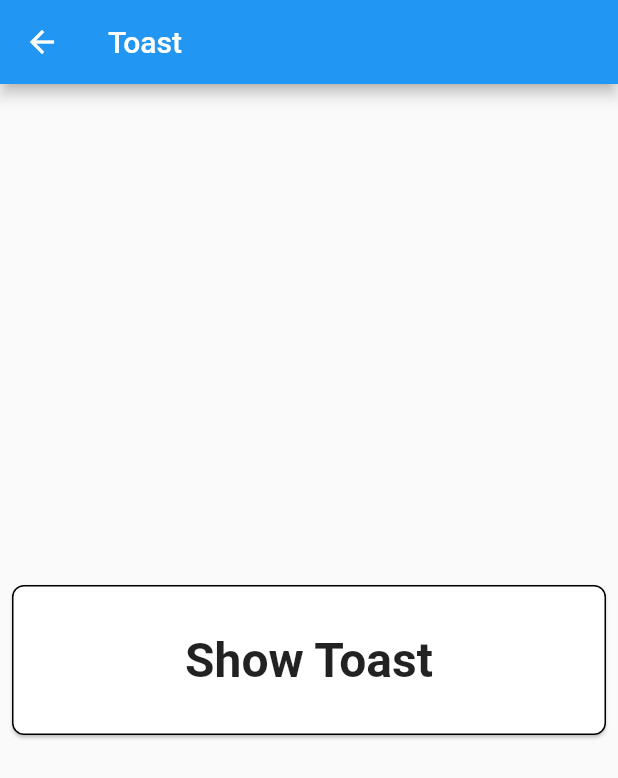
After one commit to Gogo-jiii/Flutter-All-In-One, a Flutter app: the ToastScreen screen opened directly, on a phone screen of 412 x 824 dp. The commit adds this screen. Shown: the top 778 px of the screen. Run offline on Flutter 3.47's test engine with Material 2 defaults, Android fonts, the phone set to English and light mode, and no system bars; our stand-ins replace fluttertoast.

Commit message:
toast, common widgets

```diff
--- /dev/null
+++ b/lib/modules/common_widgets/common_widgets.dart
@@ -0,0 +1,63 @@
+import 'package:flutter/material.dart';
+
+Widget getListItem(BuildContext context, List<String> data, int index) {
+  return Card(
+    margin: const EdgeInsets.all(8),
+    elevation: 1,
+    shape: RoundedRectangleBorder(
+      side: BorderSide(
+          color: Theme.of(context).colorScheme.onSurfaceVariant,
+          width: 1.0,
+          style: BorderStyle.solid),
+      borderRadius: const BorderRadius.all(
+        Radius.circular(8),
+      ),
+    ),
+    borderOnForeground: true,
+    child: SizedBox(
+      width: double.infinity,
+      height: 100,
+      child: Center(
+        child: Text(
+          data[index],
+          softWrap: true,
+          style: const TextStyle(
+            fontSize: 32,
+            fontWeight: FontWeight.bold,
+          ),
+        ),
+      ),
+    ),
+  );
+}
+
+Widget getCardButton(BuildContext context, String text) {
+  return Card(
+    margin: const EdgeInsets.all(8),
+    elevation: 1,
+    shape: RoundedRectangleBorder(
+      side: BorderSide(
+          color: Theme.of(context).colorScheme.onSurfaceVariant,
+          width: 1.0,
+          style: BorderStyle.solid),
+      borderRadius: const BorderRadius.all(
+        Radius.circular(8),
+      ),
+    ),
+    borderOnForeground: true,
+    child: SizedBox(
+      width: double.infinity,
+      height: 100,
+      child: Center(
+        child: Text(
+          text,
+          softWrap: true,
+          style: const TextStyle(
+            fontSize: 32,
+            fontWeight: FontWeight.bold,
+          ),
+        ),
+      ),
+    ),
+  );
+}
--- /dev/null
+++ b/lib/modules/toast/toast_screen.dart
@@ -0,0 +1,46 @@
+import 'package:flutter/material.dart';
+import 'package:fluttertoast/fluttertoast.dart';
+
+import '../common_widgets/common_widgets.dart';
+
+class ToastScreen extends StatefulWidget {
+  const ToastScreen({Key? key}) : super(key: key);
+
+  @override
+  State<ToastScreen> createState() => _ToastScreenState();
+}
+
+class _ToastScreenState extends State<ToastScreen> {
+  @override
+  Widget build(BuildContext context) {
+    return Scaffold(
+      appBar: AppBar(
+        title: const Text("Toast"),
+        leading: IconButton(
+          onPressed: () {
+            Navigator.pop(context);
+          },
+          icon: const Icon(Icons.arrow_back),
+        ),
+      ),
+      body: GestureDetector(
+        onTap: () {
+          showToast();
+        },
+        child: Center(
+          child: getCardButton(context, "Show Toast"),
+        ),
+      ),
+    );
+  }
+
+  void showToast() {
+    Fluttertoast.showToast(
+        msg: "This is a Toast",
+        toastLength: Toast.LENGTH_SHORT,
+        gravity: ToastGravity.CENTER,
+        backgroundColor: Colors.green,
+        textColor: Colors.white,
+        fontSize: 16.0);
+  }
+}
--- a/pubspec.yaml
+++ b/pubspec.yaml
@@ -34,6 +34,7 @@ dependencies:
   # The following adds the Cupertino Icons font to your application.
   # Use with the CupertinoIcons class for iOS style icons.
   cupertino_icons: ^1.0.2
+  fluttertoast: ^8.0.9
 
 dev_dependencies:
   flutter_test:
```
Also changed, not shown: lib/main.dart (+23 -51 lines), pubspec.lock.
